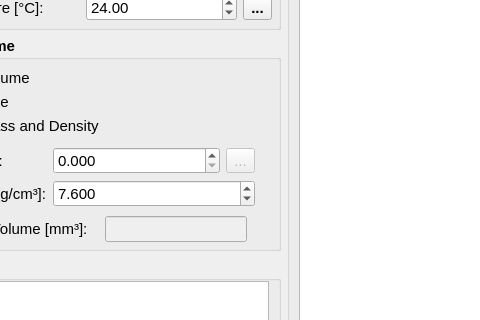
Old version of the form helmholtz/gui/ui/measurementwidget.ui in the repository lnls-ima/helmholtz-coil-control; both pictures show x 94 to 574 and y 220 to 540 of the 1021 by 804 pixel window.
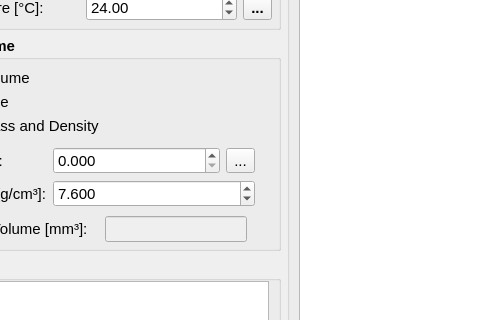
New version of the form. The open tabs and pages were chosen to show the change. Icons and pictures are not drawn. Custom widgets are drawn as their Qt base class.

What changed in the file:
```diff
--- a/helmholtz/gui/ui/measurementwidget.ui
+++ b/helmholtz/gui/ui/measurementwidget.ui
@@ -1253,7 +1253,7 @@
           <item row="0" column="2">
            <widget class="QToolButton" name="tbt_measure_mass">
             <property name="enabled">
-             <bool>false</bool>
+             <bool>true</bool>
             </property>
             <property name="font">
              <font>
```
